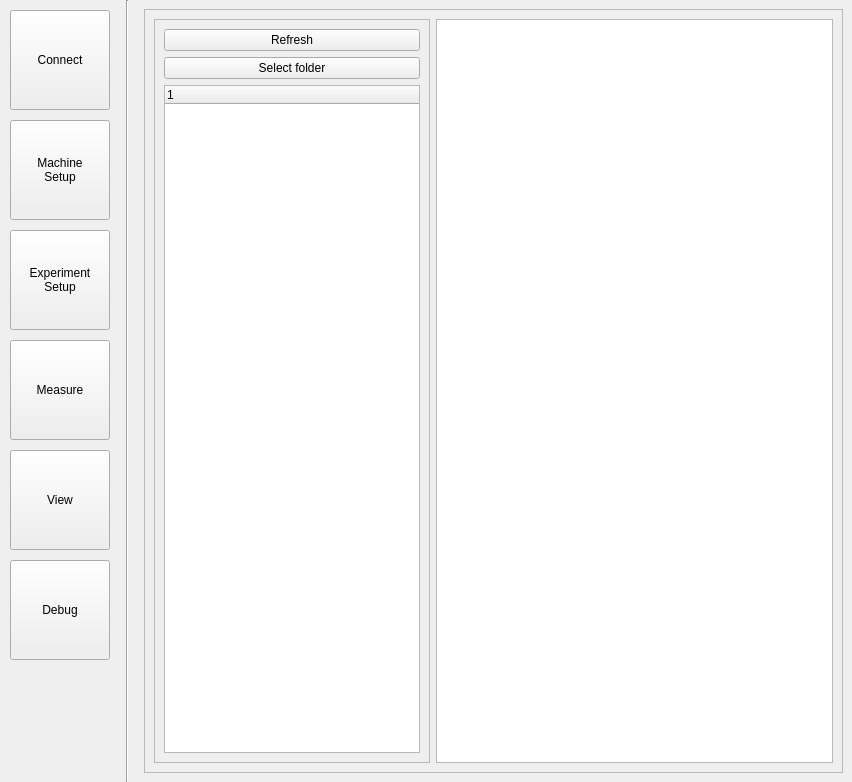
Old version of the form src/main/resources/base/design.ui in the repository OndrejPistora/thymos-loader.
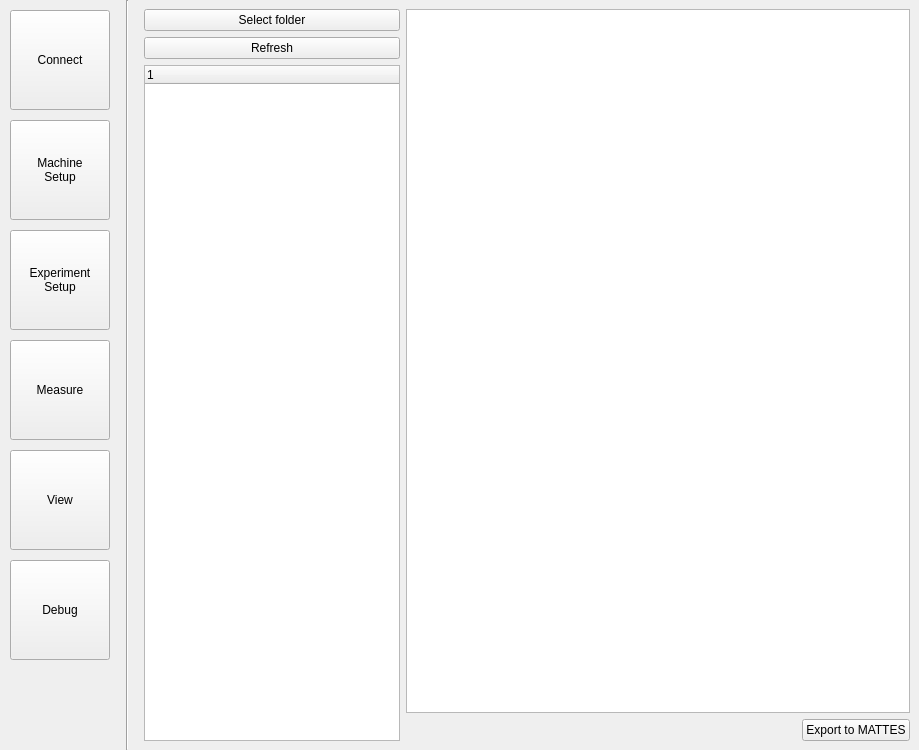
New version of the form. The open tabs and pages were chosen to show the change. Custom widgets are drawn as their Qt base class.

Commit message: view graph menu

The edit to the form file:
```diff
--- a/src/main/resources/base/design.ui
+++ b/src/main/resources/base/design.ui
@@ -6,8 +6,8 @@
    <rect>
     <x>0</x>
     <y>0</y>
-    <width>852</width>
-    <height>782</height>
+    <width>919</width>
+    <height>750</height>
    </rect>
   </property>
   <property name="windowTitle">
@@ -1660,28 +1660,48 @@
            <item>
             <widget class="QFrame" name="frame_5">
              <property name="frameShape">
-              <enum>QFrame::StyledPanel</enum>
+              <enum>QFrame::NoFrame</enum>
              </property>
              <property name="frameShadow">
               <enum>QFrame::Raised</enum>
              </property>
              <layout class="QHBoxLayout" name="horizontalLayout_16">
+              <property name="leftMargin">
+               <number>0</number>
+              </property>
+              <property name="topMargin">
+               <number>0</number>
+              </property>
+              <property name="rightMargin">
+               <number>0</number>
+              </property>
+              <property name="bottomMargin">
+               <number>0</number>
+              </property>
               <item>
                <widget class="QFrame" name="frame_3">
                 <property name="frameShape">
-                 <enum>QFrame::StyledPanel</enum>
+                 <enum>QFrame::NoFrame</enum>
                 </property>
                 <property name="frameShadow">
-                 <enum>QFrame::Raised</enum>
+                 <enum>QFrame::Plain</enum>
+                </property>
+                <property name="lineWidth">
+                 <number>0</number>
                 </property>
                 <layout class="QVBoxLayout" name="verticalLayout_2">
-                 <item>
-                  <widget class="QPushButton" name="butRefreshTree">
-                   <property name="text">
-                    <string>Refresh</string>
-                   </property>
-                  </widget>
-                 </item>
+                 <property name="leftMargin">
+                  <number>0</number>
+                 </property>
+                 <property name="topMargin">
+                  <number>0</number>
+                 </property>
+                 <property name="rightMargin">
+                  <number>0</number>
+                 </property>
+                 <property name="bottomMargin">
+                  <number>0</number>
+                 </property>
                  <item>
                   <widget class="QPushButton" name="buttonSelectFolder2">
                    <property name="toolTip">
@@ -1692,6 +1712,13 @@
                    </property>
                   </widget>
                  </item>
+                 <item>
+                  <widget class="QPushButton" name="butRefreshTree">
+                   <property name="text">
+                    <string>Refresh</string>
+                   </property>
+                  </widget>
+                 </item>
                  <item>
                   <widget class="QTreeWidget" name="wfTree">
                    <property name="sizePolicy">
@@ -1720,6 +1747,30 @@
                </widget>
               </item>
               <item>
+               <widget class="QFrame" name="frame_4">
+                <property name="frameShape">
+                 <enum>QFrame::NoFrame</enum>
+                </property>
+                <property name="frameShadow">
+                 <enum>QFrame::Raised</enum>
+                </property>
+                <layout class="QVBoxLayout" name="verticalLayout_3">
+                 <property name="spacing">
+                  <number>6</number>
+                 </property>
+                 <property name="leftMargin">
+                  <number>0</number>
+                 </property>
+                 <property name="topMargin">
+                  <number>0</number>
+                 </property>
+                 <property name="rightMargin">
+                  <number>0</number>
+                 </property>
+                 <property name="bottomMargin">
+                  <number>0</number>
+                 </property>
+                 <item>
                <widget class="PlotWidget" name="graphView">
                 <property name="sizePolicy">
                  <sizepolicy hsizetype="Expanding" vsizetype="Expanding">
@@ -1729,6 +1780,40 @@
                 </property>
                </widget>
               </item>
+                 <item alignment="Qt::AlignRight">
+                  <widget class="QFrame" name="graphMenu">
+                   <property name="frameShape">
+                    <enum>QFrame::NoFrame</enum>
+                   </property>
+                   <property name="frameShadow">
+                    <enum>QFrame::Raised</enum>
+                   </property>
+                   <layout class="QHBoxLayout" name="horizontalLayout_9">
+                    <property name="leftMargin">
+                     <number>0</number>
+                    </property>
+                    <property name="topMargin">
+                     <number>0</number>
+                    </property>
+                    <property name="rightMargin">
+                     <number>0</number>
+                    </property>
+                    <property name="bottomMargin">
+                     <number>0</number>
+                    </property>
+                    <item>
+                     <widget class="QPushButton" name="buttonExportMattes">
+                      <property name="text">
+                       <string>Export to MATTES</string>
+                      </property>
+                     </widget>
+                    </item>
+                   </layout>
+                  </widget>
+                 </item>
+                </layout>
+               </widget>
+              </item>
              </layout>
             </widget>
            </item>
```
Left out of the diff: 35 changed lines with no effect on the pictures. Lines whose indentation alone changed are shown as unchanged.
